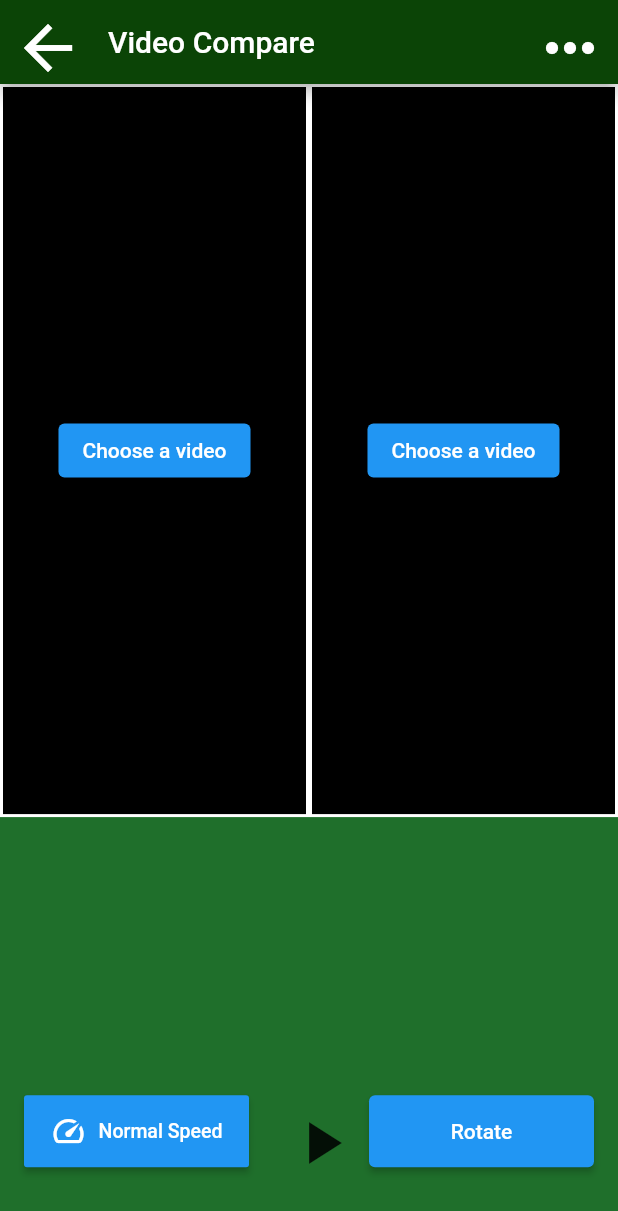
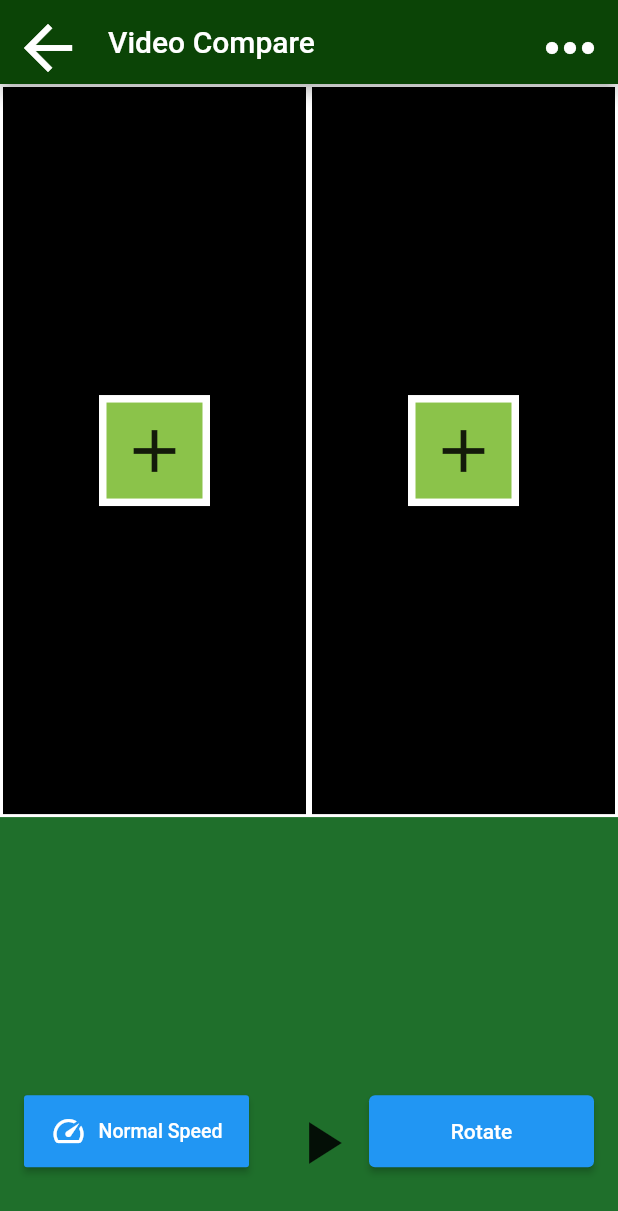
Before and after one commit to SponsoredByPuma/Video-Compare, a Flutter app: the screen it shows after launch, on a phone screen of 412 x 824 dp. Shown: the top 1211 px of the screen. Run offline on Flutter 3.47's test engine with Material 2 defaults, Android fonts, the phone set to English and light mode, and no system bars; our stand-ins replace file_picker, open_file, video_player.

Commit message:
improved the videochooser, by removing the button

```diff
--- a/myapp/lib/widgets/VideoChooser.dart
+++ b/myapp/lib/widgets/VideoChooser.dart
@@ -1,6 +1,7 @@
 import 'dart:io';
 
 import 'package:flutter/material.dart';
+import 'package:myapp/widgets/AddButton.dart';
 import 'package:video_player/video_player.dart';
 import 'package:file_picker/file_picker.dart';
 
@@ -25,13 +26,15 @@ class _VideoChooserButtonState extends State<VideoChooserButton> {
 
     if (result != null) {
       final videoFile = File(result.files.single.path!);
-      final controller = VideoPlayerController.file(videoFile, videoPlayerOptions: VideoPlayerOptions(mixWithOthers: true));
+      final controller = VideoPlayerController.file(
+        videoFile,
+        videoPlayerOptions: VideoPlayerOptions(mixWithOthers: true),
+      );
       await controller.initialize();
       setState(() {
         _controller = controller;
       });
       widget.onVideoSelected(controller);
-
     }
   }
 
@@ -43,7 +46,7 @@ class _VideoChooserButtonState extends State<VideoChooserButton> {
 
   @override
   Widget build(BuildContext context) {
-    return ElevatedButton(
+    return /*ElevatedButton(
       onPressed: _pickVideo,
       child: _controller != null
           ? AspectRatio(
@@ -51,6 +54,27 @@ class _VideoChooserButtonState extends State<VideoChooserButton> {
               child: VideoPlayer(_controller!),
             )
           : const Text('Choose a video'),
+    );*/
+        Container(
+      child: _controller != null
+          ? AspectRatio(
+              aspectRatio: _controller!.value.aspectRatio,
+              child: VideoPlayer(_controller!),
+            )
+          : Container(
+              decoration: BoxDecoration(
+                color: Colors.lightGreen,
+                border: Border.all(
+                  color: Colors.white,
+                  width: 5,
+                ),
+              ),
+              child: IconButton(
+                icon: const Icon(Icons.add),
+                iconSize: 48,
+                onPressed: _pickVideo,
+              ),
+            ),
     );
   }
 }
```
